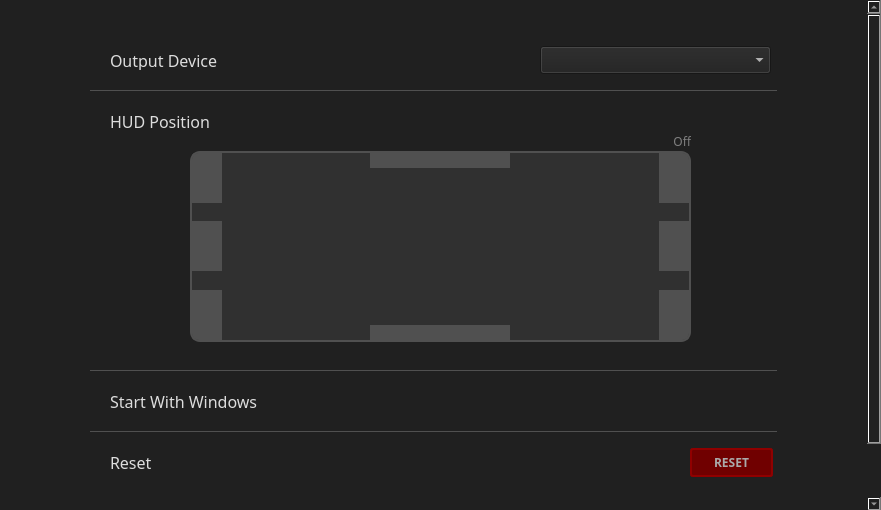
Before: the Qt Designer form qtui/settingsmenu.ui in andre-tm-hui/ReVox, drawn with Qt 5.
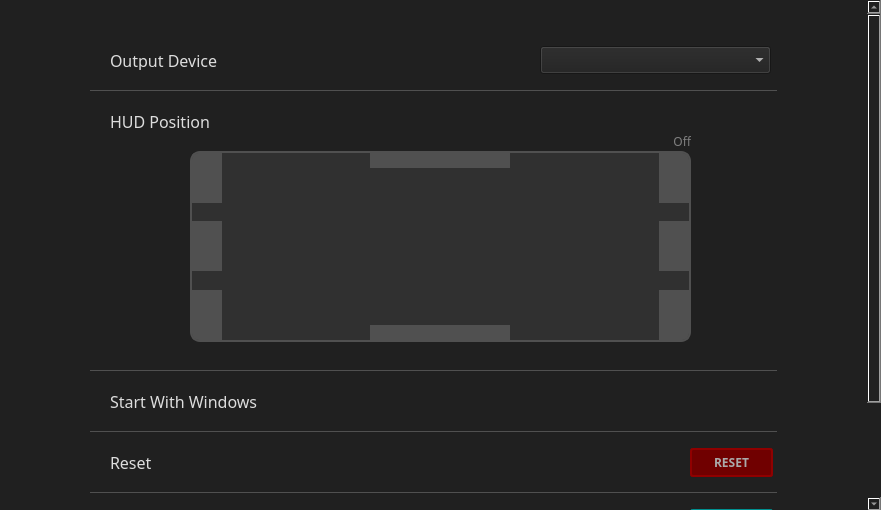
After: the same form once the commit is applied.

```diff
--- a/qtui/settingsmenu.ui
+++ b/qtui/settingsmenu.ui
@@ -71,9 +71,9 @@
     <property name="geometry">
      <rect>
       <x>0</x>
-      <y>-18</y>
+      <y>-62</y>
       <width>877</width>
-      <height>573</height>
+      <height>634</height>
      </rect>
     </property>
     <property name="sizePolicy">
@@ -468,7 +468,7 @@
         </size>
        </property>
        <property name="styleSheet">
-        <string notr="true">QGroupBox { border: 0px; border-bottom: 0px solid #505050;}</string>
+        <string notr="true">QGroupBox { border: 0px; border-bottom: 1px solid #505050;}</string>
        </property>
        <property name="title">
         <string/>
@@ -534,6 +534,87 @@
        </widget>
       </widget>
      </item>
+     <item>
+      <widget class="QGroupBox" name="updateBox">
+       <property name="sizePolicy">
+        <sizepolicy hsizetype="Preferred" vsizetype="Fixed">
+         <horstretch>0</horstretch>
+         <verstretch>0</verstretch>
+        </sizepolicy>
+       </property>
+       <property name="minimumSize">
+        <size>
+         <width>0</width>
+         <height>61</height>
+        </size>
+       </property>
+       <property name="styleSheet">
+        <string notr="true">QGroupBox { border: 0px; border-bottom: 0px solid #505050;}</string>
+       </property>
+       <property name="title">
+        <string/>
+       </property>
+       <widget class="QLabel" name="label_13">
+        <property name="geometry">
+         <rect>
+          <x>20</x>
+          <y>20</y>
+          <width>231</width>
+          <height>20</height>
+         </rect>
+        </property>
+        <property name="font">
+         <font>
+          <family>Cascadia Code</family>
+          <pointsize>12</pointsize>
+         </font>
+        </property>
+        <property name="toolTip">
+         <string>&lt;html&gt;&lt;head/&gt;&lt;body&gt;&lt;p&gt;&lt;span style=&quot; font-size:9pt;&quot;&gt;Reset the ReVox audio. Use this to troubleshoot audio issues&lt;/span&gt;&lt;/p&gt;&lt;/body&gt;&lt;/html&gt;</string>
+        </property>
+        <property name="styleSheet">
+         <string notr="true"/>
+        </property>
+        <property name="text">
+         <string>Check for Updates</string>
+        </property>
+       </widget>
+       <widget class="QPushButton" name="update">
+        <property name="geometry">
+         <rect>
+          <x>600</x>
+          <y>16</y>
+          <width>83</width>
+          <height>29</height>
+         </rect>
+        </property>
+        <property name="font">
+         <font>
+          <family>Cascadia Code</family>
+          <bold>true</bold>
+         </font>
+        </property>
+        <property name="styleSheet">
+         <string notr="true">QPushButton { background-color: #007070; border: 2px solid #009090; color: #E0E0E0; border-radius: 3px;}
+
+QPushButton:hover {
+background-color: #008080;
+border-color: #00A0A0;
+color: #FFFFFF;
+}
+
+QPushButton:pressed {
+background-color: #007878;
+border-color: #009898;
+color: #F0F0F0;
+}</string>
+        </property>
+        <property name="text">
+         <string>CHECK</string>
+        </property>
+       </widget>
+      </widget>
+     </item>
     </layout>
    </widget>
   </widget>
```
